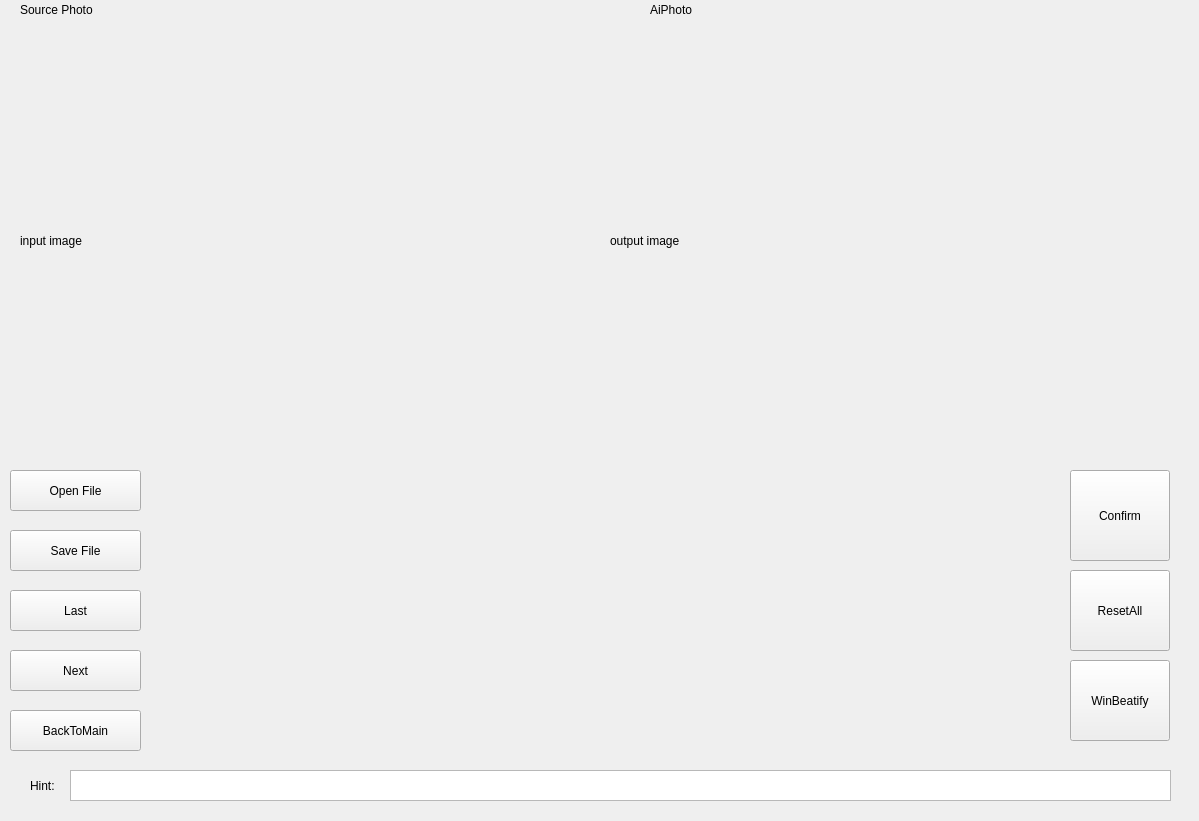
Before: the Qt Designer form helloworld/winaiphoto.ui in Abiggg/helloword, drawn with Qt 5.
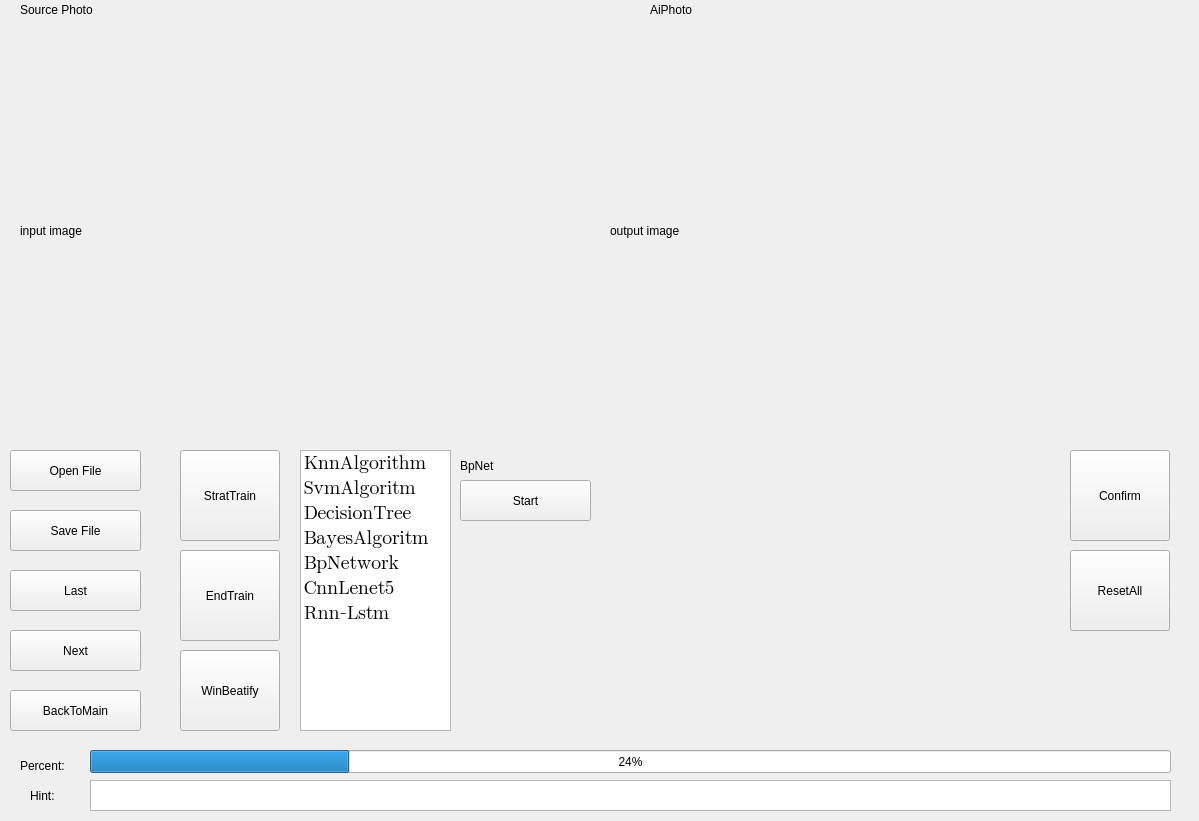
After: the same form once the commit is applied.

What changed in the file:
```diff
--- a/helloworld/winaiphoto.ui
+++ b/helloworld/winaiphoto.ui
@@ -45,7 +45,7 @@
      <x>610</x>
      <y>30</y>
      <width>541</width>
-     <height>421</height>
+     <height>401</height>
     </rect>
    </property>
    <property name="frameShadow">
@@ -64,7 +64,7 @@
      <x>20</x>
      <y>30</y>
      <width>561</width>
-     <height>421</height>
+     <height>401</height>
     </rect>
    </property>
    <property name="text">
@@ -75,7 +75,7 @@
    <property name="geometry">
     <rect>
      <x>10</x>
-     <y>650</y>
+     <y>630</y>
      <width>131</width>
      <height>41</height>
     </rect>
@@ -88,7 +88,7 @@
    <property name="geometry">
     <rect>
      <x>1070</x>
-     <y>570</y>
+     <y>550</y>
      <width>100</width>
      <height>81</height>
     </rect>
@@ -101,7 +101,7 @@
    <property name="geometry">
     <rect>
      <x>10</x>
-     <y>590</y>
+     <y>570</y>
      <width>131</width>
      <height>41</height>
     </rect>
@@ -113,8 +113,8 @@
   <widget class="QPushButton" name="PbWinBeatify">
    <property name="geometry">
     <rect>
-     <x>1070</x>
-     <y>660</y>
+     <x>180</x>
+     <y>650</y>
      <width>100</width>
      <height>81</height>
     </rect>
@@ -127,7 +127,7 @@
    <property name="geometry">
     <rect>
      <x>10</x>
-     <y>530</y>
+     <y>510</y>
      <width>131</width>
      <height>41</height>
     </rect>
@@ -140,7 +140,7 @@
    <property name="geometry">
     <rect>
      <x>30</x>
-     <y>770</y>
+     <y>780</y>
      <width>41</width>
      <height>31</height>
     </rect>
@@ -153,7 +153,7 @@
    <property name="geometry">
     <rect>
      <x>10</x>
-     <y>470</y>
+     <y>450</y>
      <width>131</width>
      <height>41</height>
     </rect>
@@ -165,9 +165,9 @@
   <widget class="QTextBrowser" name="TbHint">
    <property name="geometry">
     <rect>
-     <x>70</x>
-     <y>770</y>
-     <width>1101</width>
+     <x>90</x>
+     <y>780</y>
+     <width>1081</width>
      <height>31</height>
     </rect>
    </property>
@@ -176,7 +176,7 @@
    <property name="geometry">
     <rect>
      <x>10</x>
-     <y>710</y>
+     <y>690</y>
      <width>131</width>
      <height>41</height>
     </rect>
@@ -189,7 +189,7 @@
    <property name="geometry">
     <rect>
      <x>1070</x>
-     <y>470</y>
+     <y>450</y>
      <width>100</width>
      <height>91</height>
     </rect>
@@ -198,6 +198,281 @@
     <string>Confirm</string>
    </property>
   </widget>
+  <widget class="QProgressBar" name="PgFinishPercent">
+   <property name="geometry">
+    <rect>
+     <x>90</x>
+     <y>750</y>
+     <width>1081</width>
+     <height>23</height>
+    </rect>
+   </property>
+   <property name="value">
+    <number>24</number>
+   </property>
+  </widget>
+  <widget class="QLabel" name="label_7">
+   <property name="geometry">
+    <rect>
+     <x>20</x>
+     <y>750</y>
+     <width>71</width>
+     <height>31</height>
+    </rect>
+   </property>
+   <property name="text">
+    <string>Percent:</string>
+   </property>
+  </widget>
+  <widget class="QPushButton" name="PbStratTrain">
+   <property name="geometry">
+    <rect>
+     <x>180</x>
+     <y>450</y>
+     <width>100</width>
+     <height>91</height>
+    </rect>
+   </property>
+   <property name="text">
+    <string>StratTrain</string>
+   </property>
+  </widget>
+  <widget class="QPushButton" name="PbEndTrain">
+   <property name="geometry">
+    <rect>
+     <x>180</x>
+     <y>550</y>
+     <width>100</width>
+     <height>91</height>
+    </rect>
+   </property>
+   <property name="text">
+    <string>EndTrain</string>
+   </property>
+  </widget>
+  <widget class="QStackedWidget" name="SwAiFun">
+   <property name="geometry">
+    <rect>
+     <x>450</x>
+     <y>450</y>
+     <width>611</width>
+     <height>281</height>
+    </rect>
+   </property>
+   <property name="currentIndex">
+    <number>4</number>
+   </property>
+   <widget class="QWidget" name="SwpKnn">
+    <widget class="QLabel" name="label_8">
+     <property name="geometry">
+      <rect>
+       <x>10</x>
+       <y>10</y>
+       <width>71</width>
+       <height>31</height>
+      </rect>
+     </property>
+     <property name="text">
+      <string>KNN</string>
+     </property>
+    </widget>
+   </widget>
+   <widget class="QWidget" name="SwpBpSvm">
+    <widget class="QLabel" name="label_9">
+     <property name="geometry">
+      <rect>
+       <x>10</x>
+       <y>10</y>
+       <width>71</width>
+       <height>31</height>
+      </rect>
+     </property>
+     <property name="text">
+      <string>SVM</string>
+     </property>
+    </widget>
+   </widget>
+   <widget class="QWidget" name="SwpDecisionTree">
+    <widget class="QLabel" name="label_10">
+     <property name="geometry">
+      <rect>
+       <x>10</x>
+       <y>10</y>
+       <width>111</width>
+       <height>31</height>
+      </rect>
+     </property>
+     <property name="text">
+      <string>DecisionTree</string>
+     </property>
+    </widget>
+   </widget>
+   <widget class="QWidget" name="SwpBayes">
+    <widget class="QLabel" name="label_11">
+     <property name="geometry">
+      <rect>
+       <x>10</x>
+       <y>0</y>
+       <width>71</width>
+       <height>31</height>
+      </rect>
+     </property>
+     <property name="text">
+      <string>Bayes</string>
+     </property>
+    </widget>
+   </widget>
+   <widget class="QWidget" name="SwpBpNetWork">
+    <widget class="QLabel" name="label_12">
+     <property name="geometry">
+      <rect>
+       <x>10</x>
+       <y>0</y>
+       <width>71</width>
+       <height>31</height>
+      </rect>
+     </property>
+     <property name="text">
+      <string>BpNet</string>
+     </property>
+    </widget>
+    <widget class="QPushButton" name="PbBpStart">
+     <property name="geometry">
+      <rect>
+       <x>10</x>
+       <y>30</y>
+       <width>131</width>
+       <height>41</height>
+      </rect>
+     </property>
+     <property name="text">
+      <string>Start</string>
+     </property>
+    </widget>
+   </widget>
+   <widget class="QWidget" name="SwpCnnLet">
+    <widget class="QLabel" name="label_13">
+     <property name="geometry">
+      <rect>
+       <x>10</x>
+       <y>0</y>
+       <width>71</width>
+       <height>31</height>
+      </rect>
+     </property>
+     <property name="text">
+      <string>Cnn</string>
+     </property>
+    </widget>
+   </widget>
+   <widget class="QWidget" name="SwpRnn">
+    <widget class="QLabel" name="label_14">
+     <property name="geometry">
+      <rect>
+       <x>10</x>
+       <y>0</y>
+       <width>71</width>
+       <height>31</height>
+      </rect>
+     </property>
+     <property name="text">
+      <string>Rnn</string>
+     </property>
+    </widget>
+   </widget>
+  </widget>
+  <widget class="QListWidget" name="LwAiFun">
+   <property name="geometry">
+    <rect>
+     <x>300</x>
+     <y>450</y>
+     <width>151</width>
+     <height>281</height>
+    </rect>
+   </property>
+   <property name="font">
+    <font>
+     <pointsize>15</pointsize>
+    </font>
+   </property>
+   <item>
+    <property name="text">
+     <string>KnnAlgorithm</string>
+    </property>
+    <property name="font">
+     <font>
+      <family>Symbola</family>
+      <pointsize>14</pointsize>
+     </font>
+    </property>
+   </item>
+   <item>
+    <property name="text">
+     <string>SvmAlgoritm</string>
+    </property>
+    <property name="font">
+     <font>
+      <family>Symbola</family>
+      <pointsize>14</pointsize>
+     </font>
+    </property>
+   </item>
+   <item>
+    <property name="text">
+     <string>DecisionTree</string>
+    </property>
+    <property name="font">
+     <font>
+      <family>Symbola</family>
+      <pointsize>14</pointsize>
+     </font>
+    </property>
+   </item>
+   <item>
+    <property name="text">
+     <string>BayesAlgoritm</string>
+    </property>
+    <property name="font">
+     <font>
+      <family>Symbola</family>
+      <pointsize>14</pointsize>
+     </font>
+    </property>
+   </item>
+   <item>
+    <property name="text">
+     <string>BpNetwork</string>
+    </property>
+    <property name="font">
+     <font>
+      <family>Symbola</family>
+      <pointsize>14</pointsize>
+     </font>
+    </property>
+   </item>
+   <item>
+    <property name="text">
+     <string>CnnLenet5</string>
+    </property>
+    <property name="font">
+     <font>
+      <family>Symbola</family>
+      <pointsize>14</pointsize>
+     </font>
+    </property>
+   </item>
+   <item>
+    <property name="text">
+     <string>Rnn-Lstm</string>
+    </property>
+    <property name="font">
+     <font>
+      <family>Symbola</family>
+      <pointsize>14</pointsize>
+     </font>
+    </property>
+   </item>
+  </widget>
  </widget>
  <resources/>
  <connections/>
```
